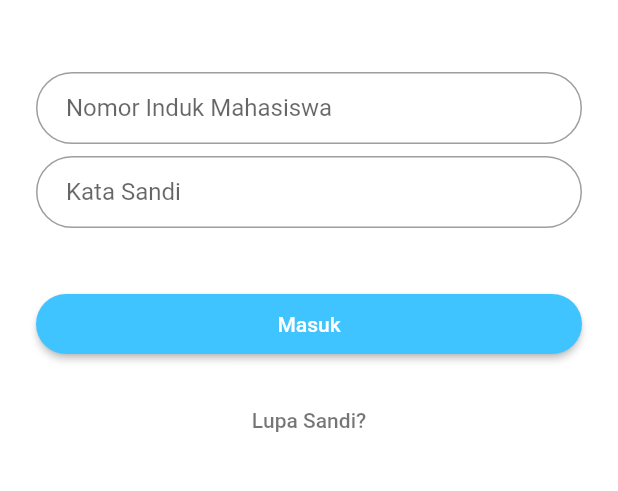
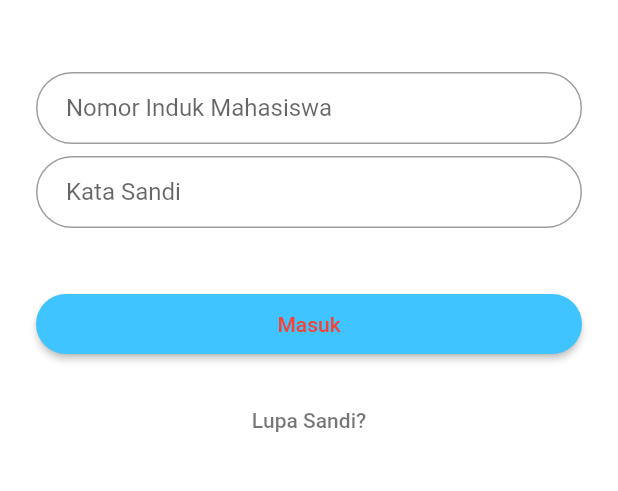
Before and after one commit to ilhamkwr/Tubes-Mobile, a Flutter app: the screen it shows after launch, on a phone screen of 412 x 824 dp, the part 462-953 px from its top. Run offline on Flutter 3.47's test engine with Material 2 defaults, Android fonts, the phone set to English and light mode, and no system bars; missing offline and left inert: barcode_scan.

Commit message:
update login

```diff
--- a/lib/login_page.dart
+++ b/lib/login_page.dart
@@ -129,7 +129,7 @@
         },
         padding: EdgeInsets.all(12),
         color: Colors.lightBlueAccent,
-        child: Text('Masuk', style: TextStyle(color: Colors.white)),
+        child: Text('Masuk', style: TextStyle(color: Colors.red)),
       ),
     );
 
```
